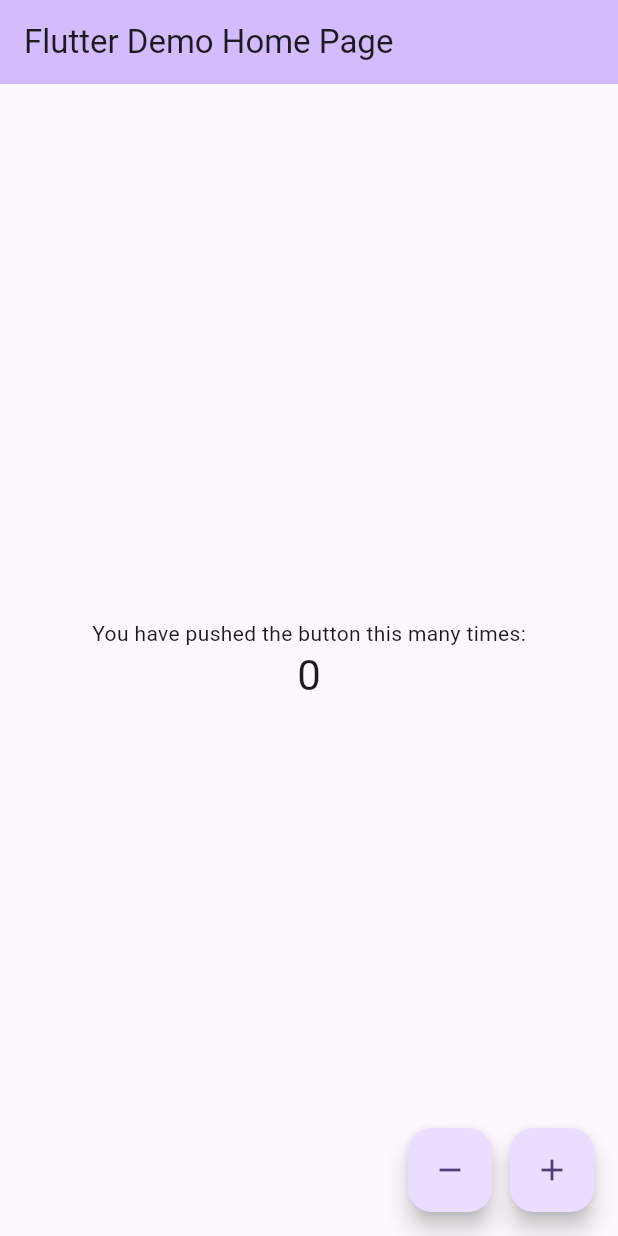
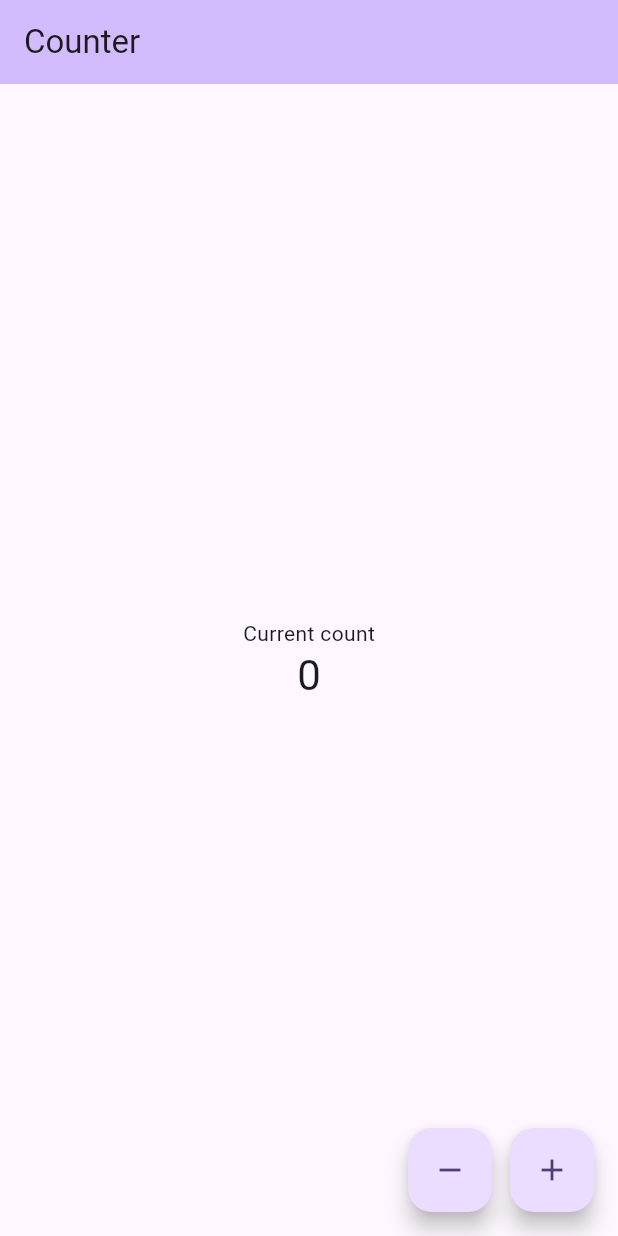
Before and after one commit to adispatil26/claude-issue, a Flutter app: the screen it shows after launch, on a phone screen of 412 x 824 dp. Run offline on Flutter 3.47's test engine with Material 3 defaults, Android fonts, the phone set to English and light mode, and no system bars.

Commit message:
Keep the counter at zero and shorten its label.

```diff
--- a/lib/main.dart
+++ b/lib/main.dart
@@ -15,7 +15,7 @@ class MyApp extends StatelessWidget {
       theme: ThemeData(
         colorScheme: .fromSeed(seedColor: Colors.deepPurple),
       ),
-      home: const MyHomePage(title: 'Flutter Demo Home Page'),
+      home: const MyHomePage(title: 'Counter'),
     );
   }
 }
@@ -39,6 +39,9 @@ class _MyHomePageState extends State<MyHomePage> {
   }
 
   void _decrementCounter() {
+    if (_counter == 0) {
+      return;
+    }
     setState(() {
       _counter--;
     });
@@ -57,7 +60,7 @@ class _MyHomePageState extends State<MyHomePage> {
         child: Column(
           mainAxisAlignment: .center,
           children: [
-            const Text('You have pushed the button this many times:'),
+            const Text('Current count'),
             CounterValue(count: _counter),
           ],
         ),
```
Also changed, not shown: 1 other file.
